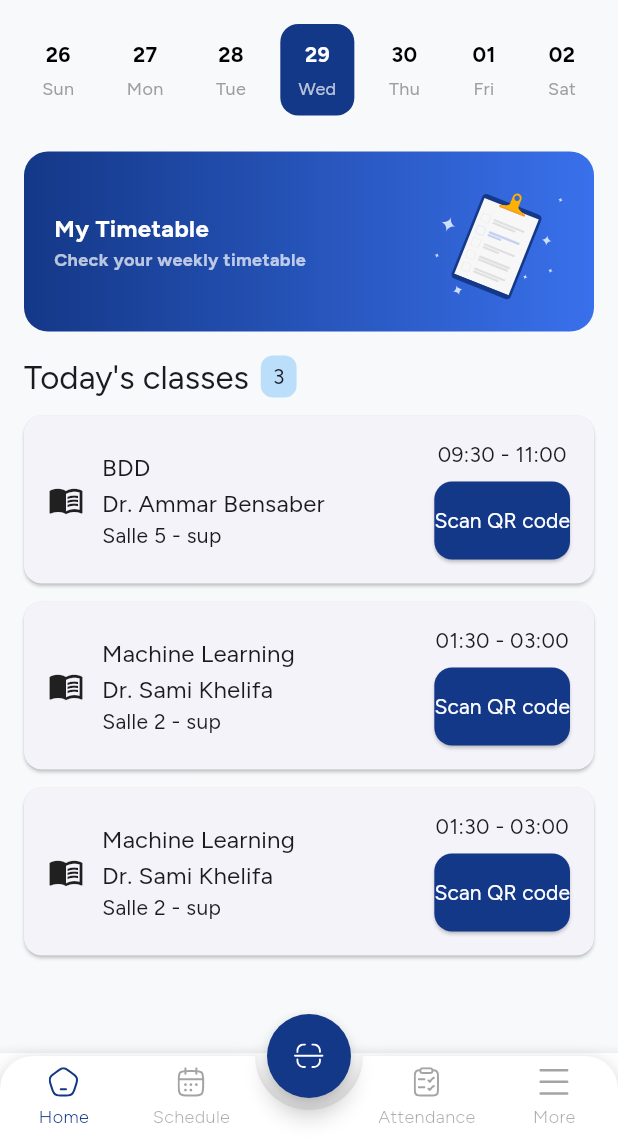
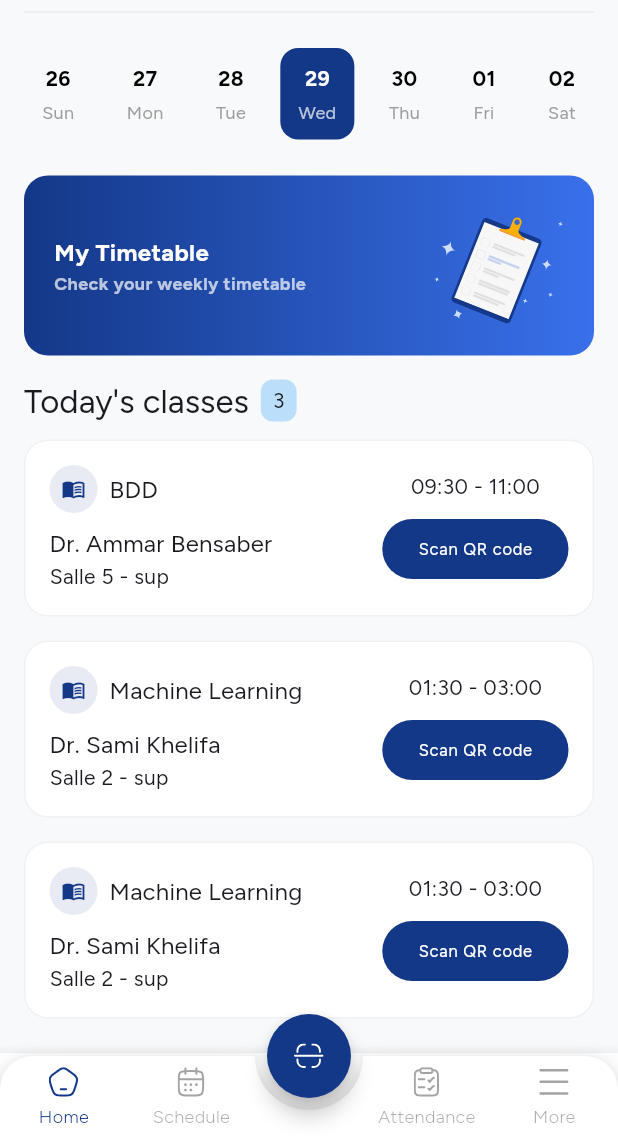
Before and after one commit to ay-boutera/Absence-Management-mobile, a Flutter app: the screen it shows after launch, on a phone screen of 412 x 824 dp, the part 96-1236 px from its top. Run offline on Flutter 3.47's test engine with Material 3 defaults, Android fonts, the phone set to English and light mode, and no system bars; drawn by our look-alikes of animated_bottom_navigation_bar; our stand-ins replace bloc, dio, equatable, flutter_bloc, flutter_secure_storage, flutter_svg and 2 more.

Commit message:
feat: implement empty state UI for classes with supporting assets and localization strings

```diff
--- a/lib/config/constants/app_assets.dart
+++ b/lib/config/constants/app_assets.dart
@@ -19,4 +19,6 @@ class AppAssets {
   static const String more = '${icons}more.svg';
   static const String scanner = '${icons}scanner.svg';
   static const String note = '${icons}note.svg';
+  static const String empty = '${icons}empty.svg';
+
 }
--- a/lib/features/home/screens/home_page.dart
+++ b/lib/features/home/screens/home_page.dart
@@ -1,6 +1,7 @@
 import 'package:abs/features/home/widgets/bottom_nav.dart';
 import 'package:abs/features/home/widgets/class_card.dart';
 import 'package:abs/features/home/widgets/date_selector.dart';
+import 'package:abs/features/home/widgets/empty_class_card.dart';
 import 'package:abs/features/home/widgets/header.dart';
 import 'package:abs/features/home/widgets/timetable_card.dart';
 import 'package:abs/l10n/app_localizations.dart';
@@ -44,6 +45,8 @@ class HomePage extends StatelessWidget {
           padding: const EdgeInsets.all(16),
           children: [
             const Header(),
+            Divider(color: theme.colorScheme.outline.withValues(alpha: 0.1)),
+
             const SizedBox(height: 16),
 
             const DateSelector(),
@@ -57,27 +60,31 @@ class HomePage extends StatelessWidget {
               children: [
                 Text(l10n.todayClasses, style: theme.textTheme.titleLarge),
                 const SizedBox(width: 8),
-                _badge(classesList.length.toString()),
+                _badge(classesList.length),
               ],
             ),
 
             const SizedBox(height: 12),
 
-            ...classesList,
+            ...(classesList.isEmpty ? [EmptyClassCard()] : classesList),
+
+            SizedBox(height: 64),
           ],
         ),
       ),
     );
   }
 
-  Widget _badge(String text) {
-    return Container(
+  Widget _badge(int count) {
+    return count == 0
+        ? SizedBox.shrink()
+        : Container(
             padding: const EdgeInsets.symmetric(horizontal: 8, vertical: 4),
             decoration: BoxDecoration(
               color: Colors.blue.shade100,
               borderRadius: BorderRadius.circular(8),
             ),
-      child: Text(text),
+            child: Text(count.toString()),
           );
   }
 }
--- a/lib/features/home/widgets/class_card.dart
+++ b/lib/features/home/widgets/class_card.dart
@@ -22,21 +22,51 @@ class ClassCard extends StatelessWidget {
     final theme = Theme.of(context);
     final l10n = AppLocalizations.of(context);
 
-    return Card(
-      margin: const EdgeInsets.only(bottom: 12),
+    return Container(
+      margin: const EdgeInsets.only(bottom: 16),
+      decoration: BoxDecoration(
+        borderRadius: BorderRadius.circular(16),
+        border: Border.all(
+          width: 1,
+          color: theme.colorScheme.outline.withValues(alpha: 0.1  ),
+        ),
+        color: theme.colorScheme.surface,
+      ),
       child: Padding(
         padding: const EdgeInsets.all(16),
         child: Row(
           children: [
-            const Icon(Icons.menu_book),
-            const SizedBox(width: 12),
-
             Expanded(
               child: Column(
                 crossAxisAlignment: CrossAxisAlignment.start,
                 children: [
-                  Text(title, style: theme.textTheme.titleMedium),
-                  Text(teacher, style: theme.textTheme.titleMedium),
+                  Row(
+                    children: [
+                      Container(
+                        padding: const EdgeInsets.all(8),
+                        decoration: BoxDecoration(
+                          color: theme.colorScheme.primary.withValues(
+                            alpha: 0.1,
+                          ),
+                          shape: BoxShape.circle,
+                        ),
+                        child: Icon(
+                          Icons.menu_book,
+                          color: theme.colorScheme.primary,
+                          size: 16,
+                        ),
+                      ),
+                      const SizedBox(width: 8),
+                      Text(title, style: theme.textTheme.titleMedium),
+                    ],
+                  ),
+                  const SizedBox(height: 8),
+                  Text(
+                    teacher,
+                    style: theme.textTheme.titleMedium?.copyWith(
+                      fontWeight: FontWeight.w500,
+                    ),
+                  ),
                   Text(room, style: theme.textTheme.bodyMedium),
                 ],
               ),
@@ -46,11 +76,16 @@ class ClassCard extends StatelessWidget {
               children: [
                 Text(time),
                 const SizedBox(height: 8),
-                ElevatedButton(
+                FilledButton(
                   onPressed: () {
                     //TODO: Navigate to scanner page
                   },
-                  child: Text(l10n.scanQrCode),
+                  child: Text(
+                    l10n.scanQrCode,
+                    style: theme.textTheme.labelSmall?.copyWith(
+                      color: theme.colorScheme.onPrimary,
+                    ),
+                  ),
                 ),
               ],
             ),
--- a/lib/l10n/app_ar.arb
+++ b/lib/l10n/app_ar.arb
@@ -24,5 +24,7 @@
   "checkTimetable" : "تحقق من جدولك الأسبوعي",
   "absenceWarning" : "لديك غيابان لهذا اليوم.",
   "todayClasses" : "حصص اليوم",
-  "scanQrCode": "مسح رمز الاستجابة السريعة"
+  "scanQrCode": "مسح رمز الاستجابة السريعة",
+  "noClassesAvailable" : "لا يوجد حصص اليوم",
+  "noClassesAvailableDescreption" : "يبدو أنه ليس لديك أي دروس مجدولة في الوقت الحالي. سيتم تحديث هذه المساحة عند جدولة دروس جديدة!"
 }
--- a/lib/l10n/app_en.arb
+++ b/lib/l10n/app_en.arb
@@ -25,5 +25,7 @@
   "checkTimetable" : "Check your weekly timetable",
   "absenceWarning" : "You have 2 absences for today.",
   "todayClasses" : "Today's classes",
-  "scanQrCode": "Scan QR code"
+  "scanQrCode": "Scan QR code",
+  "noClassesAvailable": "No Classes Available",
+  "noClassesAvailableDescreption" : "It looks like you don’t have any classes scheduled at the moment. This space will be updated as new classes are scheduled!"
 }
--- a/lib/l10n/app_localizations.dart
+++ b/lib/l10n/app_localizations.dart
@@ -247,6 +247,18 @@ abstract class AppLocalizations {
   /// In en, this message translates to:
   /// **'Scan QR code'**
   String get scanQrCode;
+
+  /// No description provided for @noClassesAvailable.
+  ///
+  /// In en, this message translates to:
+  /// **'No Classes Available'**
+  String get noClassesAvailable;
+
+  /// No description provided for @noClassesAvailableDescreption.
+  ///
+  /// In en, this message translates to:
+  /// **'It looks like you don’t have any classes scheduled at the moment. This space will be updated as new classes are scheduled!'**
+  String get noClassesAvailableDescreption;
 }
 
 class _AppLocalizationsDelegate
```
Also changed, not shown: lib/features/home/widgets/empty_class_card.dart (added, +35 -0 lines), lib/l10n/app_localizations_ar.dart (+7 -0 lines), lib/l10n/app_localizations_en.dart (+7 -0 lines), assets/icons/empty.svg (added). Lines whose indentation alone changed are shown as unchanged.
